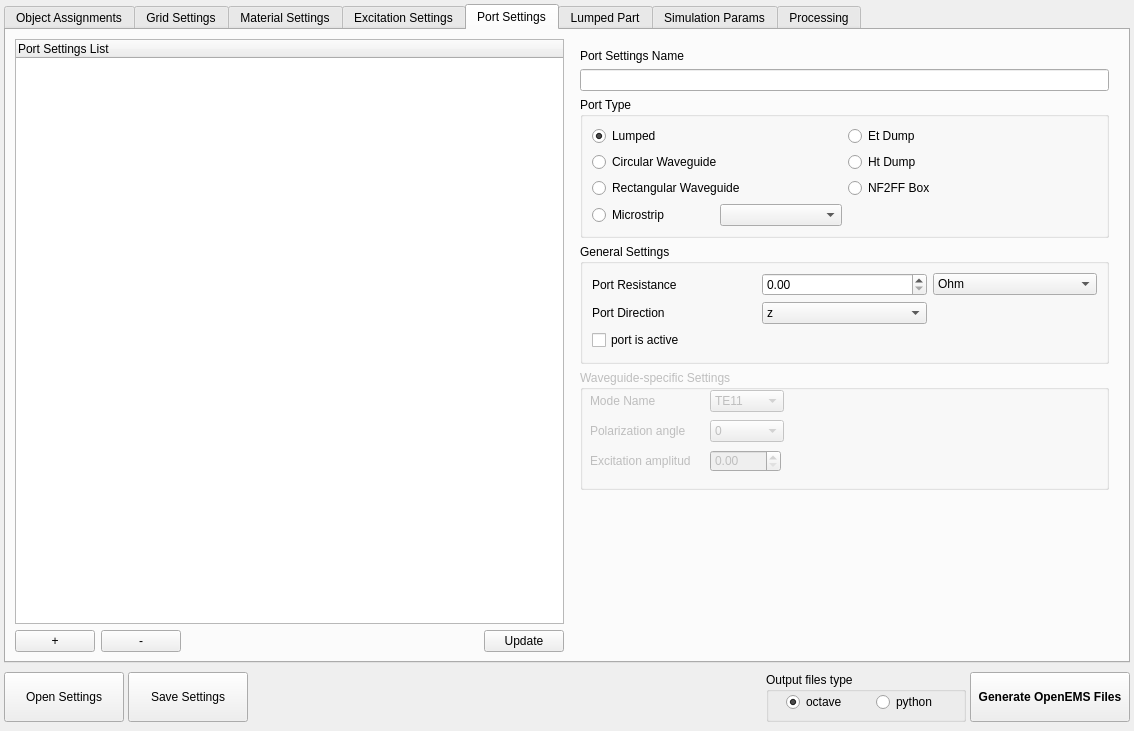
Old version of the form ui/dialog.ui in the repository LubomirJagos/FreeCAD-OpenEMS-Export.
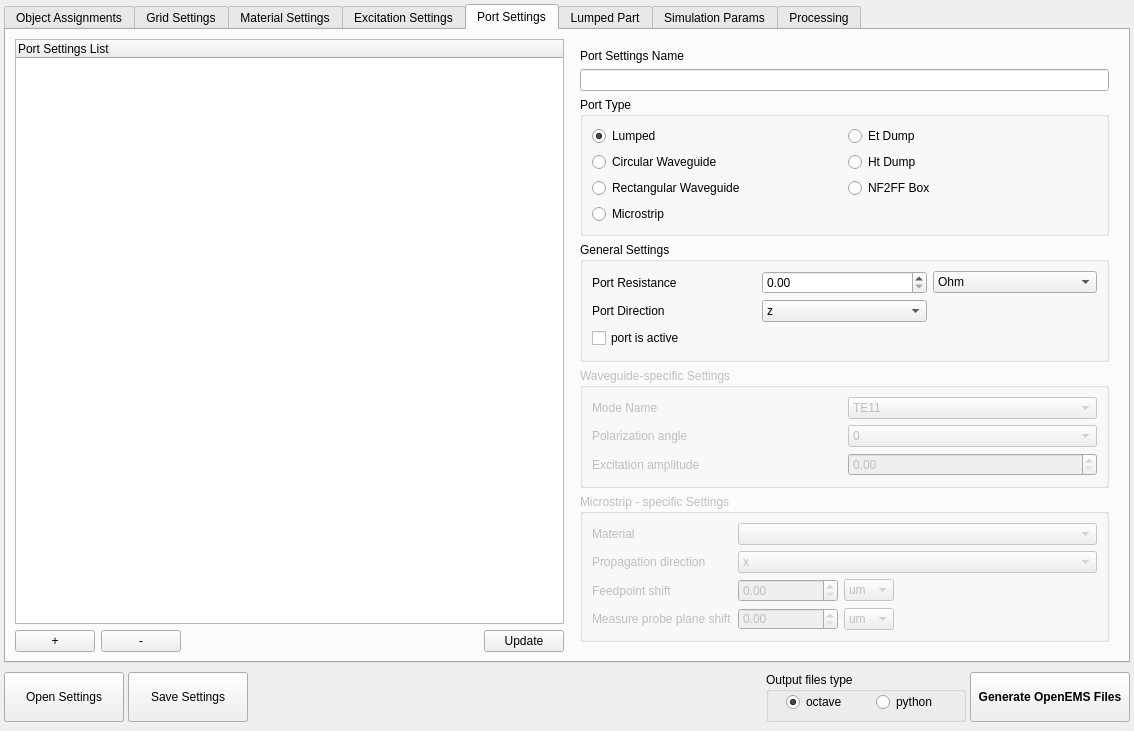
New version of the form. The open tabs and pages were chosen to show the change.

Commit message: BACKUP COMMIT. Finally microstrip generation and whole project is running, right save/load, octave .m script generating file, updating fields, UI is responding right.

Patch:
```diff
--- a/ui/dialog.ui
+++ b/ui/dialog.ui
@@ -1814,9 +1814,6 @@
                     </property>
                    </widget>
                   </item>
-                  <item>
-                   <widget class="QComboBox" name="microstripPortMaterialComboBox"/>
-                  </item>
                  </layout>
                 </item>
                 <item row="1" column="0">
@@ -1945,68 +1942,35 @@
               </widget>
              </item>
              <item>
-              <layout class="QHBoxLayout" name="horizontalLayout_2">
-               <property name="leftMargin">
-                <number>0</number>
+              <widget class="QGroupBox" name="waveguideSettingsGroup">
+               <property name="enabled">
+                <bool>false</bool>
                </property>
-               <property name="topMargin">
-                <number>0</number>
+               <property name="sizePolicy">
+                <sizepolicy hsizetype="Minimum" vsizetype="Minimum">
+                 <horstretch>0</horstretch>
+                 <verstretch>0</verstretch>
+                </sizepolicy>
                </property>
-               <property name="rightMargin">
-                <number>0</number>
+               <property name="minimumSize">
+                <size>
+                 <width>200</width>
+                 <height>120</height>
+                </size>
                </property>
-               <property name="bottomMargin">
-                <number>0</number>
+               <property name="title">
+                <string>Waveguide-specific Settings</string>
                </property>
-               <item>
-                <widget class="QGroupBox" name="waveguideSettingsGroup">
-                 <property name="enabled">
-                  <bool>false</bool>
-                 </property>
-                 <property name="sizePolicy">
-                  <sizepolicy hsizetype="Minimum" vsizetype="Minimum">
-                   <horstretch>0</horstretch>
-                   <verstretch>0</verstretch>
-                  </sizepolicy>
-                 </property>
-                 <property name="minimumSize">
-                  <size>
-                   <width>200</width>
-                   <height>120</height>
-                  </size>
-                 </property>
-                 <property name="title">
-                  <string>Waveguide-specific Settings</string>
-                 </property>
-                 <widget class="QComboBox" name="portWaveguidePolarizationAngle">
-                  <property name="geometry">
-                   <rect>
-                    <x>130</x>
-                    <y>50</y>
-                    <width>74</width>
-                    <height>22</height>
-                   </rect>
+               <layout class="QGridLayout" name="gridLayout_13">
+                <item row="0" column="0">
+                 <widget class="QLabel" name="label_2">
+                  <property name="text">
+                   <string>Mode Name</string>
                   </property>
-                  <item>
-                   <property name="text">
-                    <string>0</string>
-                   </property>
-                  </item>
-                  <item>
-                   <property name="text">
-                    <string>pi/2</string>
-                   </property>
-                  </item>
                  </widget>
+                </item>
+                <item row="0" column="1">
                  <widget class="QComboBox" name="portWaveguideModeName">
-                  <property name="geometry">
-                   <rect>
-                    <x>130</x>
-                    <y>20</y>
-                    <width>74</width>
-                    <height>22</height>
-                   </rect>
-                  </property>
                   <item>
                    <property name="text">
                     <string>TE11</string>
@@ -2018,71 +1982,236 @@
                    </property>
                   </item>
                  </widget>
+                </item>
+                <item row="1" column="0">
                  <widget class="QLabel" name="label_3">
-                  <property name="geometry">
-                   <rect>
-                    <x>10</x>
-                    <y>50</y>
-                    <width>101</width>
-                    <height>21</height>
-                   </rect>
-                  </property>
                   <property name="text">
                    <string>Polarization angle</string>
                   </property>
                  </widget>
+                </item>
+                <item row="1" column="1">
+                 <widget class="QComboBox" name="portWaveguidePolarizationAngle">
+                  <item>
+                   <property name="text">
+                    <string>0</string>
+                   </property>
+                  </item>
+                  <item>
+                   <property name="text">
+                    <string>pi/2</string>
+                   </property>
+                  </item>
+                 </widget>
+                </item>
+                <item row="2" column="0">
                  <widget class="QLabel" name="label_4">
-                  <property name="geometry">
-                   <rect>
-                    <x>10</x>
-                    <y>80</y>
-                    <width>101</width>
-                    <height>21</height>
-                   </rect>
-                  </property>
                   <property name="text">
                    <string>Excitation amplitude</string>
                   </property>
                  </widget>
-                 <widget class="QLabel" name="label_2">
-                  <property name="geometry">
-                   <rect>
-                    <x>10</x>
-                    <y>20</y>
-                    <width>101</width>
-                    <height>21</height>
-                   </rect>
-                  </property>
-                  <property name="text">
-                   <string>Mode Name</string>
-                  </property>
-                 </widget>
-                 <widget class="QDoubleSpinBox" name="portWaveguideExcitationAmplitude">
-                  <property name="geometry">
-                   <rect>
-                    <x>130</x>
-                    <y>80</y>
-                    <width>71</width>
-                    <height>22</height>
-                   </rect>
-                  </property>
-                 </widget>
-                </widget>
-               </item>
-              </layout>
+                </item>
+                <item row="2" column="1">
+                 <widget class="QDoubleSpinBox" name="portWaveguideExcitationAmplitude"/>
+                </item>
+               </layout>
+              </widget>
              </item>
              <item>
-              <spacer name="verticalSpacer_10">
-               <property name="orientation">
-                <enum>Qt::Vertical</enum>
+              <widget class="QGroupBox" name="microstripPortSettingsGroup">
+               <property name="enabled">
+                <bool>false</bool>
                </property>
-               <property name="sizeHint" stdset="0">
+               <property name="minimumSize">
                 <size>
-                 <width>20</width>
-                 <height>40</height>
+                 <width>0</width>
+                 <height>50</height>
                 </size>
                </property>
-              </spacer>
+               <property name="title">
+                <string>Microstrip - specific Settings</string>
+               </property>
+               <layout class="QGridLayout" name="gridLayout_4">
+                <item row="0" column="1">
+                 <widget class="QComboBox" name="microstripPortMaterialComboBox"/>
+                </item>
+                <item row="1" column="0">
+                 <widget class="QLabel" name="label_53">
+                  <property name="text">
+                   <string>Propagation direction</string>
+                  </property>
+                 </widget>
+                </item>
+                <item row="0" column="0">
+                 <widget class="QLabel" name="label_52">
+                  <property name="text">
+                   <string>Material</string>
+                  </property>
+                 </widget>
+                </item>
+                <item row="2" column="0">
+                 <widget class="QLabel" name="label_54">
+                  <property name="text">
+                   <string>Feedpoint shift</string>
+                  </property>
+                 </widget>
+                </item>
+                <item row="3" column="0">
+                 <widget class="QLabel" name="label_55">
+                  <property name="text">
+                   <string>Measure probe plane shift</string>
+                  </property>
+                 </widget>
+                </item>
+                <item row="1" column="1">
+                 <widget class="QComboBox" name="microstripPortPropagationDirectionComboBox">
+                  <item>
+                   <property name="text">
+                    <string>x</string>
+                   </property>
+                  </item>
+                  <item>
+                   <property name="text">
+                    <string>y</string>
+                   </property>
+                  </item>
+                  <item>
+                   <property name="text">
+                    <string>z</string>
+                   </property>
+                  </item>
+                 </widget>
+                </item>
+                <item row="2" column="1">
+                 <layout class="QHBoxLayout" name="horizontalLayout_2">
+                  <item>
+                   <widget class="QDoubleSpinBox" name="microstripPortFeedpointShiftValue">
+                    <property name="minimumSize">
+                     <size>
+                      <width>100</width>
+                      <height>0</height>
+                     </size>
+                    </property>
+                   </widget>
+                  </item>
+                  <item>
+                   <widget class="QComboBox" name="microstripPortFeedpointShiftUnits">
+                    <property name="currentIndex">
+                     <number>3</number>
+                    </property>
+                    <item>
+                     <property name="text">
+                      <string>m</string>
+                     </property>
+                    </item>
+                    <item>
+                     <property name="text">
+                      <string>cm</string>
+                     </property>
+                    </item>
+                    <item>
+                     <property name="text">
+                      <string>mm</string>
+                     </property>
+                    </item>
+                    <item>
+                     <property name="text">
+                      <string>um</string>
+                     </property>
+                    </item>
+                    <item>
+                     <property name="text">
+                      <string>nm</string>
+                     </property>
+                    </item>
+                    <item>
+                     <property name="text">
+                      <string>pm</string>
+                     </property>
+                    </item>
+                   </widget>
+                  </item>
+                  <item>
+                   <spacer name="horizontalSpacer_19">
+                    <property name="orientation">
+                     <enum>Qt::Horizontal</enum>
+                    </property>
+                    <property name="sizeHint" stdset="0">
+                     <size>
+                      <width>40</width>
+                      <height>20</height>
+                     </size>
+                    </property>
+                   </spacer>
+                  </item>
+                 </layout>
+                </item>
+                <item row="3" column="1">
+                 <layout class="QHBoxLayout" name="horizontalLayout_27">
+                  <item>
+                   <widget class="QDoubleSpinBox" name="microstripPortMeasureShiftValue">
+                    <property name="minimumSize">
+                     <size>
+                      <width>100</width>
+                      <height>0</height>
+                     </size>
+                    </property>
+                   </widget>
+                  </item>
+                  <item>
+                   <widget class="QComboBox" name="microstripPortMeasureShiftUnits">
+                    <property name="currentIndex">
+                     <number>3</number>
+                    </property>
+                    <item>
+                     <property name="text">
+                      <string>m</string>
+                     </property>
+                    </item>
+                    <item>
+                     <property name="text">
+                      <string>cm</string>
+                     </property>
+                    </item>
+                    <item>
+                     <property name="text">
+                      <string>mm</string>
+                     </property>
+                    </item>
+                    <item>
+                     <property name="text">
+                      <string>um</string>
+                     </property>
+                    </item>
+                    <item>
+                     <property name="text">
+                      <string>nm</string>
+                     </property>
+                    </item>
+                    <item>
+                     <property name="text">
+                      <string>pm</string>
+                     </property>
+                    </item>
+                   </widget>
+                  </item>
+                  <item>
+                   <spacer name="horizontalSpacer_20">
+                    <property name="orientation">
+                     <enum>Qt::Horizontal</enum>
+                    </property>
+                    <property name="sizeHint" stdset="0">
+                     <size>
+                      <width>40</width>
+                      <height>20</height>
+                     </size>
+                    </property>
+                   </spacer>
+                  </item>
+                 </layout>
+                </item>
+               </layout>
+              </widget>
              </item>
             </layout>
            </item>
```
Left out of the diff: 116 changed lines with no effect on the pictures. The commit also changes 4 other files.
